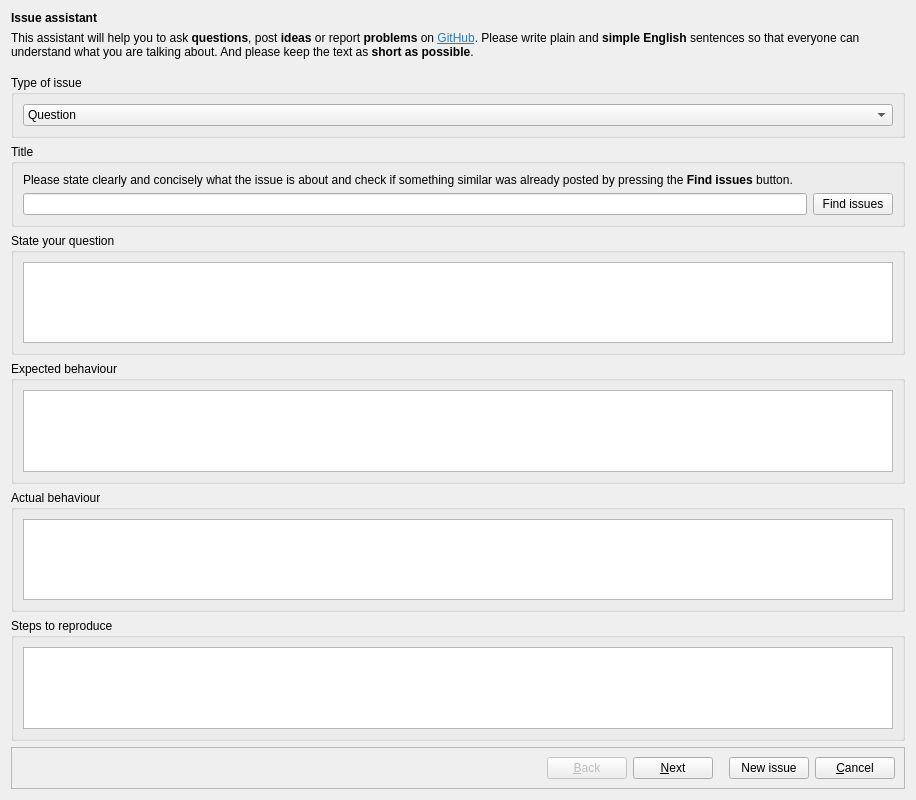
Before: the Qt Designer form src/dialogs/issueassistantdialog.ui in pbek/QOwnNotes, drawn with Qt 5.
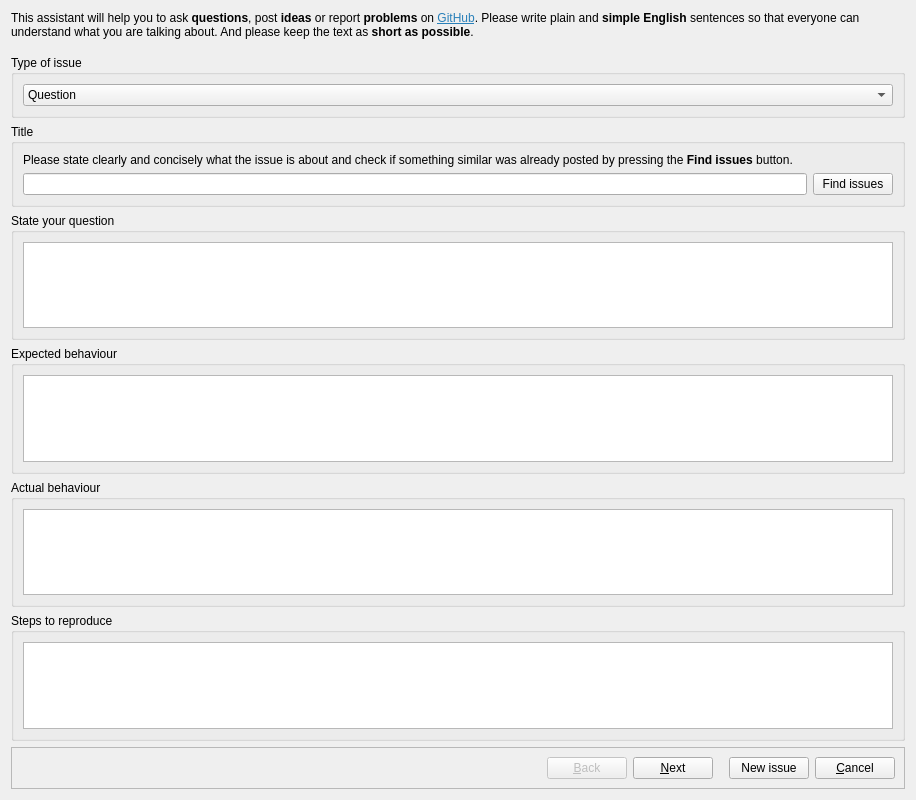
After: the same form once the commit is applied. The open tabs and pages were chosen to show the change. Icons and pictures are not drawn. Custom widgets are drawn as their Qt base class.

Commit message: updated issue template and issue assistant dialog

```diff
--- a/src/dialogs/issueassistantdialog.ui
+++ b/src/dialogs/issueassistantdialog.ui
@@ -18,7 +18,7 @@
     <normaloff>:/images/icon.png</normaloff>:/images/icon.png</iconset>
   </property>
   <layout class="QGridLayout" name="gridLayout">
-   <item row="1" column="0">
+   <item row="0" column="0">
     <widget class="QLabel" name="subHeadlineLabel">
      <property name="text">
       <string notr="true">&lt;html&gt;&lt;head/&gt;&lt;body&gt;&lt;p&gt;This assistant will help you to ask &lt;span style=&quot; font-weight:600;&quot;&gt;questions&lt;/span&gt;, post &lt;span style=&quot; font-weight:600;&quot;&gt;ideas&lt;/span&gt; or report &lt;span style=&quot; font-weight:600;&quot;&gt;problems&lt;/span&gt; on &lt;a href=&quot;https://github.com/pbek/QOwnNotes/issues/&quot;&gt;&lt;span style=&quot; text-decoration: underline; color:#2980b9;&quot;&gt;GitHub&lt;/span&gt;&lt;/a&gt;. Please write plain and &lt;span style=&quot; font-weight:600;&quot;&gt;simple English&lt;/span&gt; sentences so that everyone can understand what you are talking about. And please keep the text as &lt;span style=&quot; font-weight:600;&quot;&gt;short as possible&lt;/span&gt;.&lt;/p&gt;&lt;/body&gt;&lt;/html&gt;</string>
@@ -114,20 +114,7 @@
      </layout>
     </widget>
    </item>
-   <item row="0" column="0">
-    <widget class="QLabel" name="headlineLabel">
-     <property name="font">
-      <font>
-       <weight>75</weight>
-       <bold>true</bold>
-      </font>
-     </property>
-     <property name="text">
-      <string notr="true">Issue assistant</string>
-     </property>
-    </widget>
-   </item>
-   <item row="2" column="0">
+   <item row="1" column="0">
     <spacer name="verticalSpacer_2">
      <property name="orientation">
       <enum>Qt::Vertical</enum>
@@ -143,7 +130,7 @@
      </property>
     </spacer>
    </item>
-   <item row="4" column="0">
+   <item row="3" column="0">
     <widget class="QStackedWidget" name="stackedWidget">
      <property name="currentIndex">
       <number>2</number>
```
Left out of the diff: 18 changed lines with no effect on the pictures. The commit also changes 1 other file.
